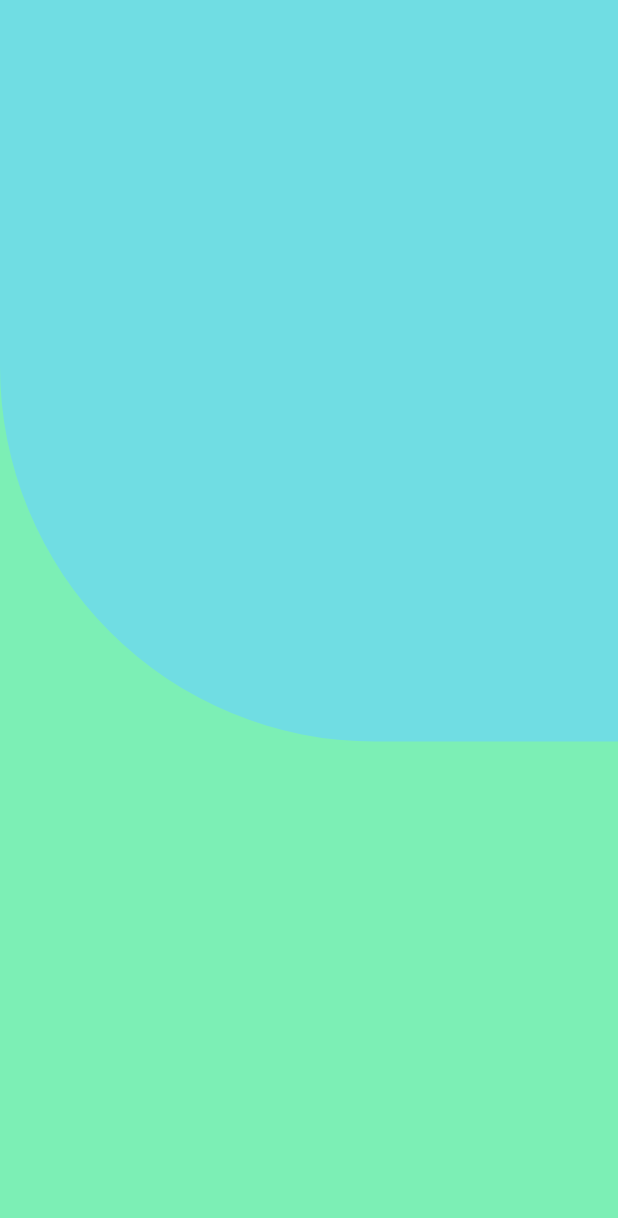
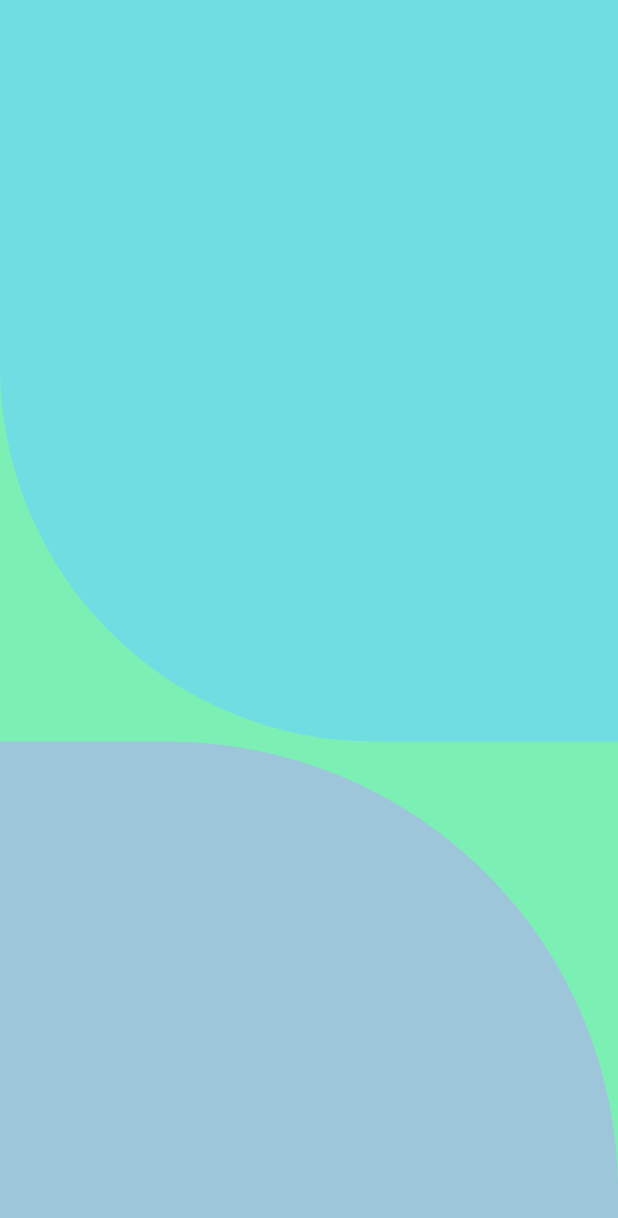
Before and after one commit to gfadu/finymo, a Flutter app: the screen it shows after launch, after a tap on an icon or button, on a phone screen of 412 x 824 dp. Shown: the top 1218 px of the screen. Run offline on Flutter 3.47's test engine with Material 2 defaults, Android fonts, the phone set to English and light mode, and no system bars.

Commit message:
Inital
initial commit

```diff
--- a/lib/main.dart
+++ b/lib/main.dart
@@ -33,8 +33,8 @@ class _SplashScreenState extends State<SplashScreen> {
   void initState() {
     // TODO: implement initState
     super.initState();
-    Timer(Duration(seconds: 5),(){
-        Navigator.of(context).push(
+    Future.delayed(Duration(seconds: 5),(){
+        Navigator.pushReplacement(context,
           MaterialPageRoute(
             builder: (context)=> LoginPage()
           )
--- a/lib/screen/signup.dart
+++ b/lib/screen/signup.dart
@@ -14,16 +14,35 @@ class _SignUpState extends State<SignUp> {
         children: <Widget>[
           Container(
             child: Container(
-              width: MediaQuery.of(context).size.width,
-              height: MediaQuery.of(context).size.height*0.6,
-              decoration: BoxDecoration(
-                  color: Color(0xA5E4D56DD9EE).withOpacity(0.8),
-                  borderRadius: BorderRadius.only(
-                        bottomLeft: const Radius.circular(250)
-                  )
-              )
+                width: MediaQuery.of(context).size.width,
+                height: MediaQuery.of(context).size.height * 0.6,
+                decoration: BoxDecoration(
+                    color: Color(0xA5E4D56DD9EE).withOpacity(0.8),
+                    borderRadius: BorderRadius.only(
+                        bottomLeft: const Radius.circular(250)))),
+          ),
+          Container(
+            child: Align(
+              alignment: Alignment.bottomLeft,
+              child: Container(
+                width: MediaQuery.of(context).size.width,
+                height: MediaQuery.of(context).size.height * 0.4,
+                decoration: BoxDecoration(
+                    color: Color(0x6DEEE5A5BCE4).withOpacity(0.8),
+                    borderRadius: BorderRadius.only(
+                        topRight: const Radius.circular(300))),
+              ),
             ),
-          )
+          ),
+          Container(
+              height: double.infinity,
+              child: SingleChildScrollView(
+                physics: AlwaysScrollableScrollPhysics(),
+                padding: EdgeInsets.symmetric(
+                  horizontal: 40.0,
+                  vertical: 100.0,
+                ),
+              ))
         ],
       ),
     );
```
Also changed, not shown: lib/components/body.dart (added, +54 -0 lines), lib/screen/Home.dart (+16 -0 lines), lib/size_config.dart (added, +21 -0 lines).
